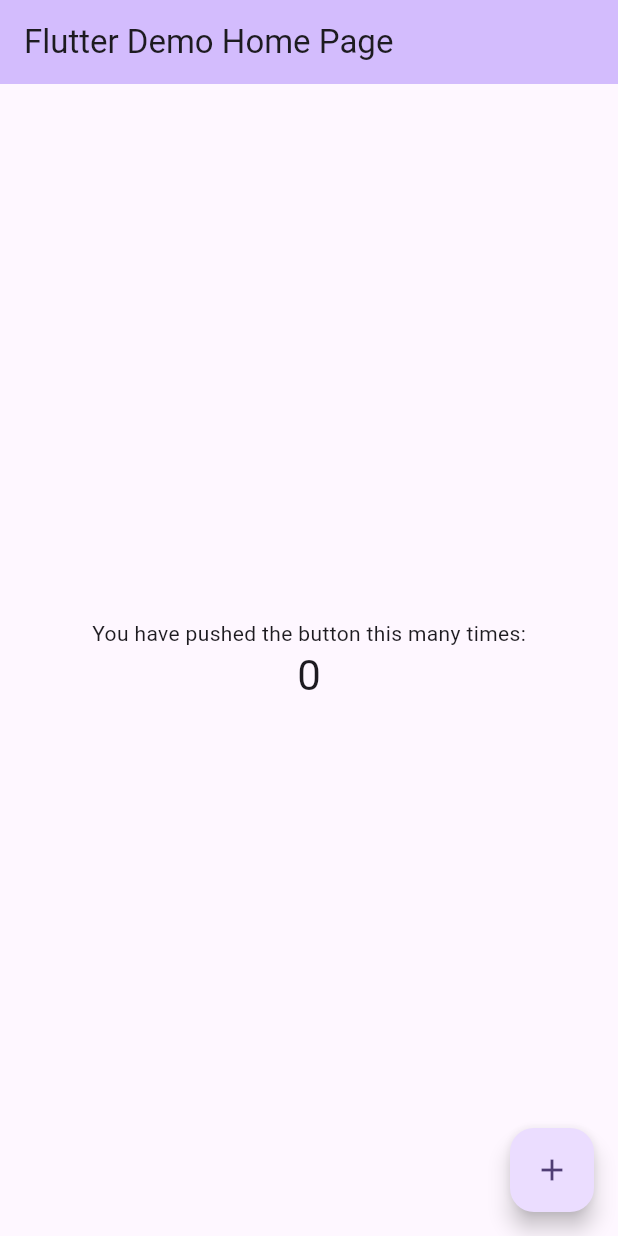
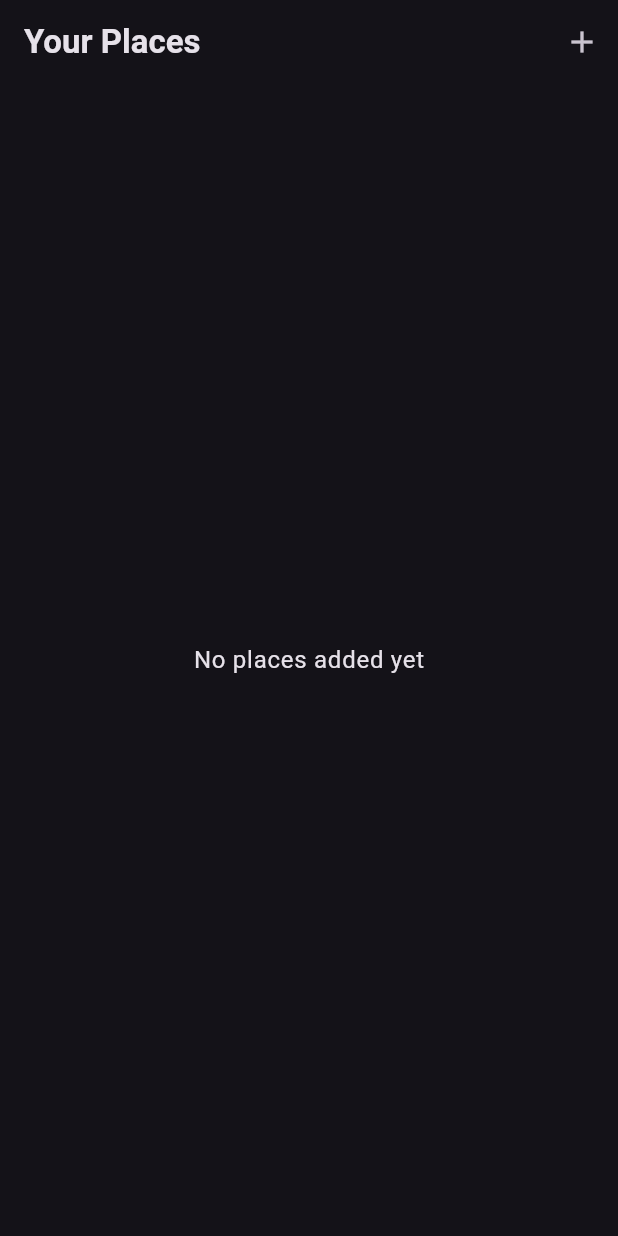
Before and after one commit to rudri04/Favorite-Place-App, a Flutter app: the screen it shows after launch, on a phone screen of 412 x 824 dp. Run offline on Flutter 3.47's test engine with Material 3 defaults, Android fonts, the phone set to English and light mode, and no system bars; our stand-ins replace flutter_riverpod, get, google_fonts, image_picker, location.

Commit message:
add screens

```diff
--- /dev/null
+++ b/lib/Models/place.dart
@@ -0,0 +1,13 @@
+import 'dart:io';
+
+import 'package:uuid/uuid.dart';
+
+const uuid = Uuid();
+
+class Place {
+  Place( {required this.title,required this.image}) : id = uuid.v4();
+
+  final String id;
+  final String title;
+  final File image;
+}
--- /dev/null
+++ b/lib/View/placeScreen.dart
@@ -0,0 +1,38 @@
+import 'package:fav_place_app/Providers/user_places.dart';
+import 'package:fav_place_app/Widget/placeList.dart';
+import 'package:flutter/material.dart';
+import 'package:flutter_riverpod/flutter_riverpod.dart';
+import 'addplace.dart';
+
+class PlacesScreen extends ConsumerWidget {
+  const PlacesScreen({super.key});
+
+  @override
+  Widget build(BuildContext context, WidgetRef ref) {
+    final userPlaces = ref.watch(userPlaceProvider);
+
+    return Scaffold(
+      appBar: AppBar(
+        title: const Text('Your Places'),
+        actions: [
+          IconButton(
+            icon: const Icon(Icons.add),
+            onPressed: () {
+              Navigator.of(context).push(
+                MaterialPageRoute(
+                  builder: (ctx) => const AddPlaceScreen(),
+                ),
+              );
+            },
+          ),
+        ],
+      ),
+      body: Padding(
+        padding: const EdgeInsets.all(9.0),
+        child: PlaceList(
+          places: userPlaces,
+        ),
+      ),
+    );
+  }
+}
--- /dev/null
+++ b/lib/Widget/placeList.dart
@@ -0,0 +1,39 @@
+import 'package:fav_place_app/View/placeDetail.dart';
+import 'package:flutter/material.dart';
+import 'package:get/get.dart';
+import '../Models/place.dart';
+class PlaceList extends StatelessWidget {
+  const PlaceList({super.key, required this.places});
+  final List<Place> places;
+  @override
+  Widget build(BuildContext context) {
+    if (places.isEmpty) {
+      return Center(
+        child: Text(
+          'No places added yet',
+          style: Theme.of(context).textTheme.bodyLarge!.copyWith(
+            color: Theme.of(context).colorScheme.onSurface,
+          ),
+        ),
+      );
+    }
+
+    return ListView.builder(
+      itemCount: places.length,
+      itemBuilder: (ctx, index) => ListTile(
+        leading: CircleAvatar(
+          radius: 25,
+          backgroundImage: FileImage(places[index].image),
+        ),
+        title: Text(
+          places[index].title,
+          style: Theme.of(context).textTheme.titleMedium!.copyWith(
+            color: Theme.of(context).colorScheme.onSurface,
+          ),
+        ),
+        onTap: ()=>Get.to(()=>PlaceDetail(place: places[index])),
+      ),
+    );
+  }
+
+}
--- a/lib/main.dart
+++ b/lib/main.dart
@@ -1,125 +1,48 @@
+import 'package:fav_place_app/View/placeScreen.dart';
 import 'package:flutter/material.dart';
+import 'package:flutter_riverpod/flutter_riverpod.dart';
+import 'package:get/get.dart';
+import 'package:google_fonts/google_fonts.dart';
+
+
+final colorScheme = ColorScheme.fromSeed(
+  brightness: Brightness.dark,
+  seedColor: const Color.fromARGB(255, 102, 6, 247),
+  background: const Color.fromARGB(255, 56, 49, 66),
+);
+
+final theme = ThemeData().copyWith(
+  useMaterial3: true,
+  scaffoldBackgroundColor: colorScheme.surface,
+  colorScheme: colorScheme,
+  textTheme: GoogleFonts.ubuntuCondensedTextTheme().copyWith(
+    titleSmall: GoogleFonts.ubuntuCondensed(
+      fontWeight: FontWeight.bold,
+    ),
+    titleMedium: GoogleFonts.ubuntuCondensed(
+      fontWeight: FontWeight.bold,
+    ),
+    titleLarge: GoogleFonts.ubuntuCondensed(
+      fontWeight: FontWeight.bold,
+    ),
+  ),
+);
 
 void main() {
-  runApp(const MyApp());
+  runApp(const ProviderScope(child: MyApp()));
 }
 
 class MyApp extends StatelessWidget {
   const MyApp({super.key});
 
-  // This widget is the root of your application.
   @override
   Widget build(BuildContext context) {
-    return MaterialApp(
-      title: 'Flutter Demo',
-      theme: ThemeData(
-        // This is the theme of your application.
-        //
-        // TRY THIS: Try running your application with "flutter run". You'll see
-        // the application has a purple toolbar. Then, without quitting the app,
-        // try changing the seedColor in the colorScheme below to Colors.green
-        // and then invoke "hot reload" (save your changes or press the "hot
-        // reload" button in a Flutter-supported IDE, or press "r" if you used
-        // the command line to start the app).
-        //
-        // Notice that the counter didn't reset back to zero; the application
-        // state is not lost during the reload. To reset the state, use hot
-        // restart instead.
-        //
-        // This works for code too, not just values: Most code changes can be
-        // tested with just a hot reload.
-        colorScheme: ColorScheme.fromSeed(seedColor: Colors.deepPurple),
-        useMaterial3: true,
-      ),
-      home: const MyHomePage(title: 'Flutter Demo Home Page'),
+    return GetMaterialApp(
+      debugShowCheckedModeBanner: false,
+      title: 'Great Places',
+      theme: theme,
+      home: const PlacesScreen(),
+
     );
   }
 }
-
-class MyHomePage extends StatefulWidget {
-  const MyHomePage({super.key, required this.title});
-
-  // This widget is the home page of your application. It is stateful, meaning
-  // that it has a State object (defined below) that contains fields that affect
-  // how it looks.
-
-  // This class is the configuration for the state. It holds the values (in this
-  // case the title) provided by the parent (in this case the App widget) and
-  // used by the build method of the State. Fields in a Widget subclass are
-  // always marked "final".
-
-  final String title;
-
-  @override
-  State<MyHomePage> createState() => _MyHomePageState();
-}
-
-class _MyHomePageState extends State<MyHomePage> {
-  int _counter = 0;
-
-  void _incrementCounter() {
-    setState(() {
-      // This call to setState tells the Flutter framework that something has
-      // changed in this State, which causes it to rerun the build method below
-      // so that the display can reflect the updated values. If we changed
-      // _counter without calling setState(), then the build method would not be
-      // called again, and so nothing would appear to happen.
-      _counter++;
-    });
-  }
-
-  @override
-  Widget build(BuildContext context) {
-    // This method is rerun every time setState is called, for instance as done
-    // by the _incrementCounter method above.
-    //
-    // The Flutter framework has been optimized to make rerunning build methods
-    // fast, so that you can just rebuild anything that needs updating rather
-    // than having to individually change instances of widgets.
-    return Scaffold(
-      appBar: AppBar(
-        // TRY THIS: Try changing the color here to a specific color (to
-        // Colors.amber, perhaps?) and trigger a hot reload to see the AppBar
-        // change color while the other colors stay the same.
-        backgroundColor: Theme.of(context).colorScheme.inversePrimary,
-        // Here we take the value from the MyHomePage object that was created by
-        // the App.build method, and use it to set our appbar title.
-        title: Text(widget.title),
-      ),
-      body: Center(
-        // Center is a layout widget. It takes a single child and positions it
-        // in the middle of the parent.
-        child: Column(
-          // Column is also a layout widget. It takes a list of children and
-          // arranges them vertically. By default, it sizes itself to fit its
-          // children horizontally, and tries to be as tall as its parent.
-          //
-          // Column has various properties to control how it sizes itself and
-          // how it positions its children. Here we use mainAxisAlignment to
-          // center the children vertically; the main axis here is the vertical
-          // axis because Columns are vertical (the cross axis would be
-          // horizontal).
-          //
-          // TRY THIS: Invoke "debug painting" (choose the "Toggle Debug Paint"
-          // action in the IDE, or press "p" in the console), to see the
-          // wireframe for each widget.
-          mainAxisAlignment: MainAxisAlignment.center,
-          children: <Widget>[
-            const Text(
-              'You have pushed the button this many times:',
-            ),
-            Text(
-              '$_counter',
-              style: Theme.of(context).textTheme.headlineMedium,
-            ),
-          ],
-        ),
-      ),
-      floatingActionButton: FloatingActionButton(
-        onPressed: _incrementCounter,
-        tooltip: 'Increment',
-        child: const Icon(Icons.add),
-      ), // This trailing comma makes auto-formatting nicer for build methods.
-    );
-  }
-}
```
Also changed, not shown: lib/Providers/user_places.dart (added, +15 -0 lines), lib/View/addplace.dart (added, +75 -0 lines), lib/View/placeDetail.dart (added, +24 -0 lines), lib/Widget/image.dart (added, +50 -0 lines), lib/Widget/location.dart (added, +83 -0 lines), pubspec.yaml (+7 -0 lines), pubspec.lock, 7 other files.
